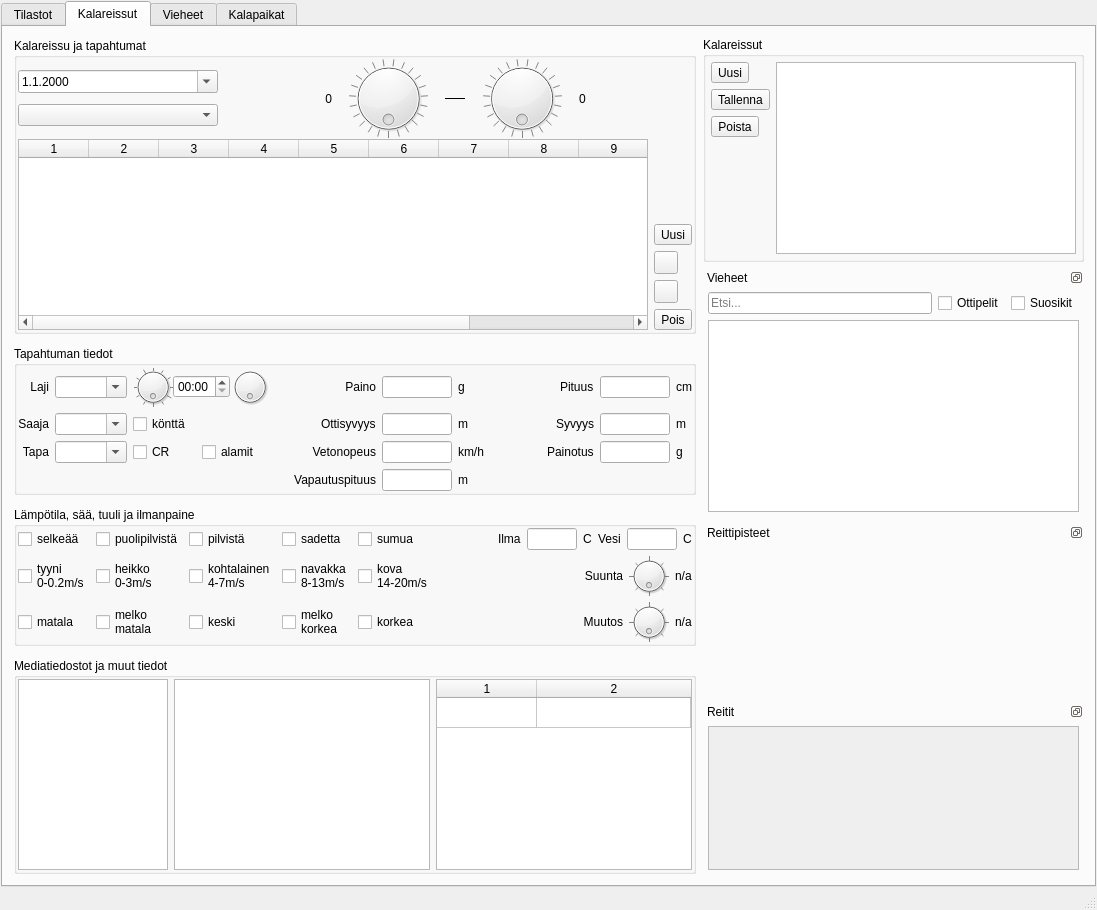
samuliwritescode/uistelupaivakirja-desktop, file mainwindow.ui: the form before one commit.
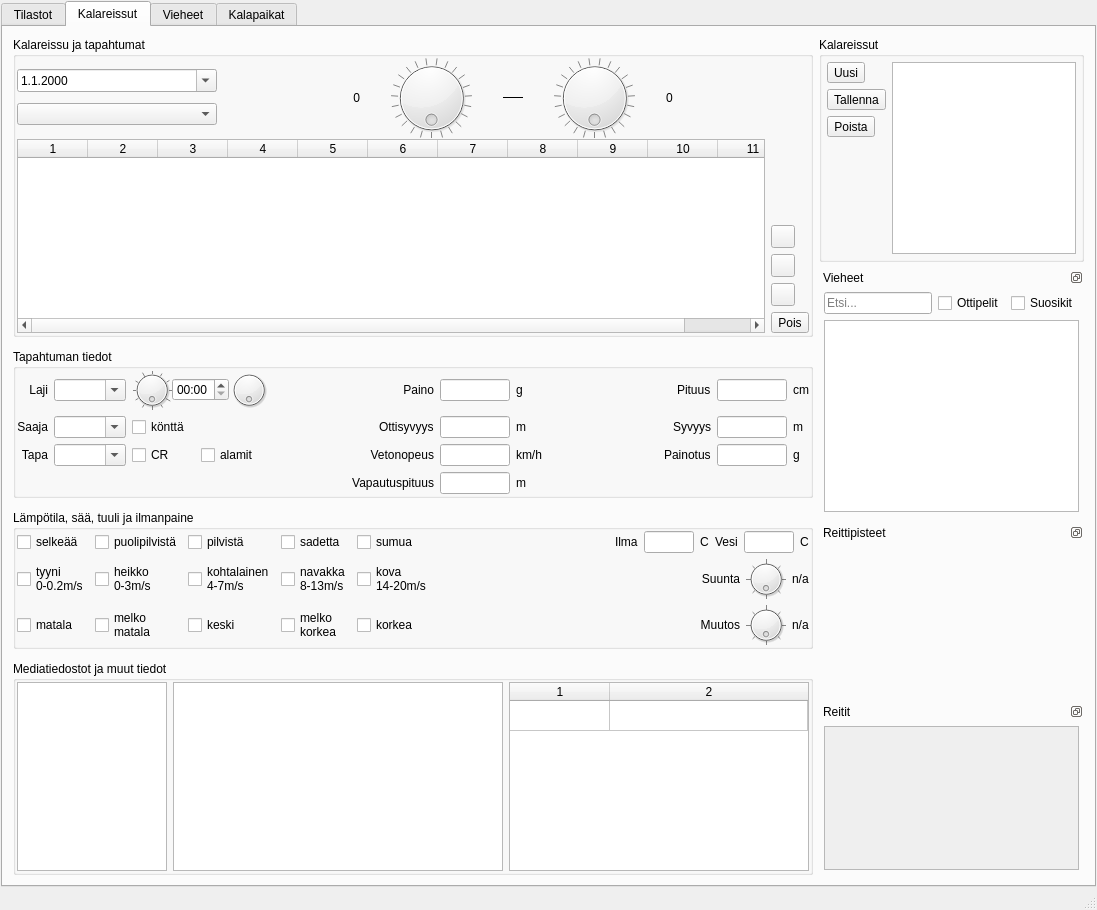
The form after the commit. Icons and pictures are not drawn.

Commit message: -Kalalistan koko on kiinteä.

Diff of the .ui file:
```diff
--- a/mainwindow.ui
+++ b/mainwindow.ui
@@ -165,10 +165,22 @@
            <enum>QLayout::SetNoConstraint</enum>
           </property>
           <property name="margin">
-           <number>1</number>
+           <number>0</number>
           </property>
           <item>
            <widget class="QGroupBox" name="groupBoxTrip">
+            <property name="minimumSize">
+             <size>
+              <width>800</width>
+              <height>300</height>
+             </size>
+            </property>
+            <property name="maximumSize">
+             <size>
+              <width>800</width>
+              <height>300</height>
+             </size>
+            </property>
             <property name="title">
              <string>Kalareissu ja tapahtumat</string>
             </property>
@@ -403,7 +415,7 @@
                     <string>Lisää</string>
                    </property>
                    <property name="text">
-                    <string>Uusi</string>
+                    <string/>
                    </property>
                    <property name="icon">
                     <iconset resource="resources.qrc">
@@ -491,6 +503,18 @@
           </item>
           <item>
            <widget class="QGroupBox" name="groupBoxFish">
+            <property name="minimumSize">
+             <size>
+              <width>800</width>
+              <height>0</height>
+             </size>
+            </property>
+            <property name="maximumSize">
+             <size>
+              <width>800</width>
+              <height>16777215</height>
+             </size>
+            </property>
             <property name="title">
              <string>Tapahtuman tiedot</string>
             </property>
@@ -965,6 +989,18 @@
           </item>
           <item>
            <widget class="QGroupBox" name="groupBoxWeather">
+            <property name="minimumSize">
+             <size>
+              <width>800</width>
+              <height>0</height>
+             </size>
+            </property>
+            <property name="maximumSize">
+             <size>
+              <width>800</width>
+              <height>16777215</height>
+             </size>
+            </property>
             <property name="title">
              <string>Lämpötila, sää, tuuli ja ilmanpaine</string>
             </property>
@@ -1282,6 +1318,18 @@
           </item>
           <item>
            <widget class="QGroupBox" name="groupBoxOther">
+            <property name="minimumSize">
+             <size>
+              <width>800</width>
+              <height>0</height>
+             </size>
+            </property>
+            <property name="maximumSize">
+             <size>
+              <width>800</width>
+              <height>16777215</height>
+             </size>
+            </property>
             <property name="title">
              <string>Mediatiedostot ja muut tiedot</string>
             </property>
@@ -1340,6 +1388,19 @@
             </layout>
            </widget>
           </item>
+          <item>
+           <spacer name="verticalSpacer_3">
+            <property name="orientation">
+             <enum>Qt::Vertical</enum>
+            </property>
+            <property name="sizeHint" stdset="0">
+             <size>
+              <width>1</width>
+              <height>1</height>
+             </size>
+            </property>
+           </spacer>
+          </item>
          </layout>
         </item>
         <item>
@@ -1553,7 +1614,7 @@
                   <rect>
                    <x>0</x>
                    <y>0</y>
-                   <width>296</width>
+                   <width>243</width>
                    <height>104</height>
                   </rect>
                  </property>
```
Left out of the diff: 20 changed lines with no effect on the pictures.
